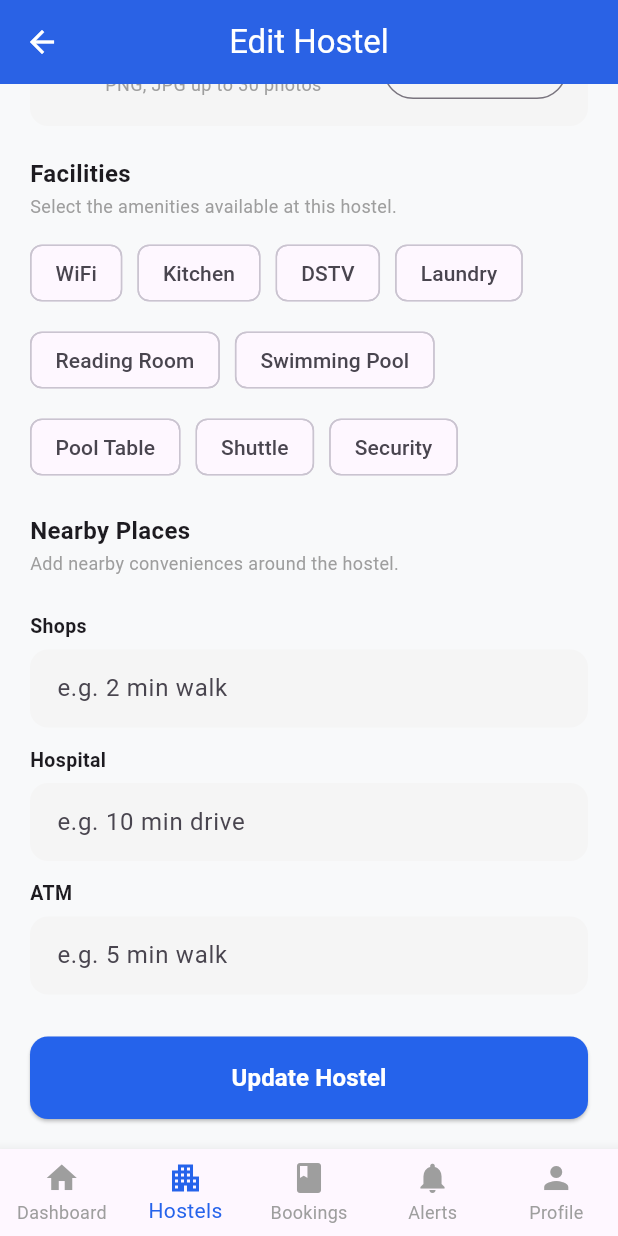
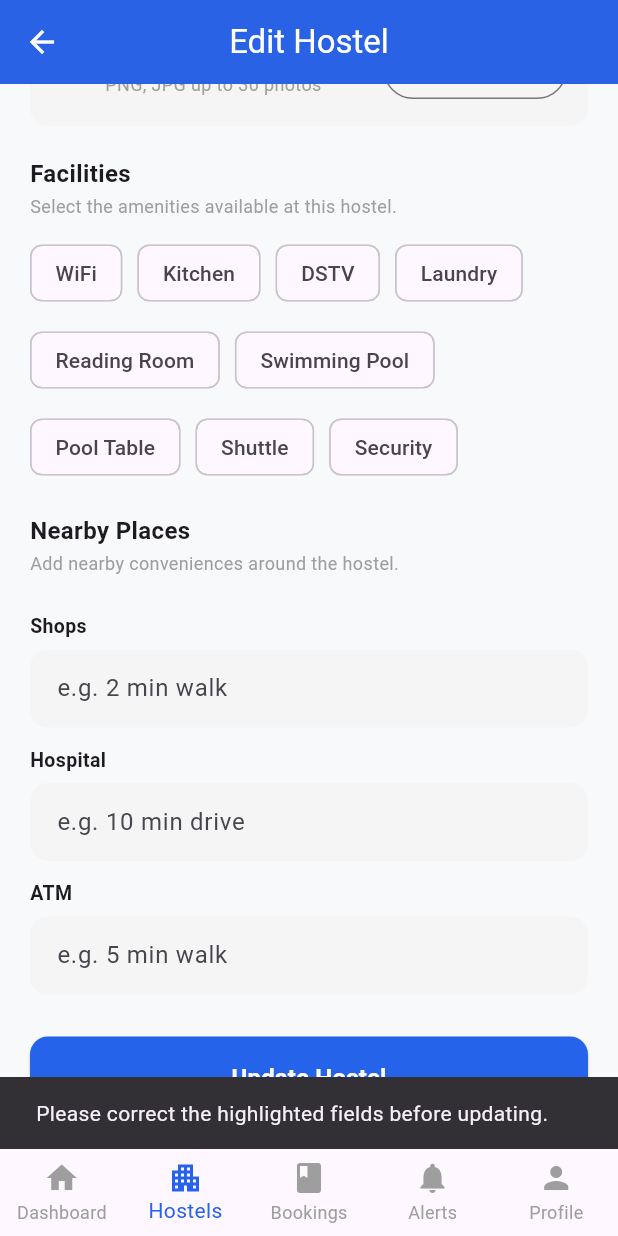
Before and after one commit to bebiebright11-eng/MakHub, a Flutter app: the AdminEditHostelScreen screen opened directly with empty values, scrolled down 1139 dp, after a tap on "Update Hostel", on a phone screen of 412 x 824 dp. Run offline on Flutter 3.47's test engine with Material 3 defaults, Android fonts, the phone set to English and light mode, and no system bars; our stand-ins replace cloud_firestore, cloud_functions, firebase_auth, firebase_core, firebase_storage, google_maps_flutter and 1 more; accounts and stored records are empty; statements that could not run were skipped.

```diff
--- a/lib/features/authentication/presentation/screens/admin/admin_edit_hostel_screen.dart
+++ b/lib/features/authentication/presentation/screens/admin/admin_edit_hostel_screen.dart
@@ -563,8 +563,19 @@ const SizedBox(height: 10),
                 SizedBox(
                   width: double.infinity,
 child: ElevatedButton(
-  onPressed: () async {
-    if (_formKey.currentState!.validate()) {
+  onPressed: _isSaving
+      ? null
+      : () async {
+          if (!_formKey.currentState!.validate()) {
+            ScaffoldMessenger.of(context).showSnackBar(
+              const SnackBar(
+                content: Text('Please correct the highlighted fields before updating.'),
+              ),
+            );
+            return;
+          }
+
+          setState(() => _isSaving = true);
           try {
         final code = _hostelCodeController.text.trim().toUpperCase();
 
@@ -623,11 +634,10 @@ child: ElevatedButton(
           } catch (e) {
             if (!context.mounted) return;
             ScaffoldMessenger.of(context).showSnackBar(
-          SnackBar(
-            content: Text('Error: $e'),
-          ),
+              SnackBar(content: Text('Could not update hostel: $e')),
             );
-      }
+          } finally {
+            if (mounted) setState(() => _isSaving = false);
           }
         },
 
@@ -640,7 +650,13 @@ child: ElevatedButton(
     ),
   ),
 
-  child: const Text(
+  child: _isSaving
+      ? const SizedBox(
+          width: 22,
+          height: 22,
+          child: CircularProgressIndicator(color: Colors.white, strokeWidth: 2),
+        )
+      : const Text(
           "Update Hostel",
           style: TextStyle(
             fontSize: 16,
```
Lines whose indentation alone changed are shown as unchanged.
